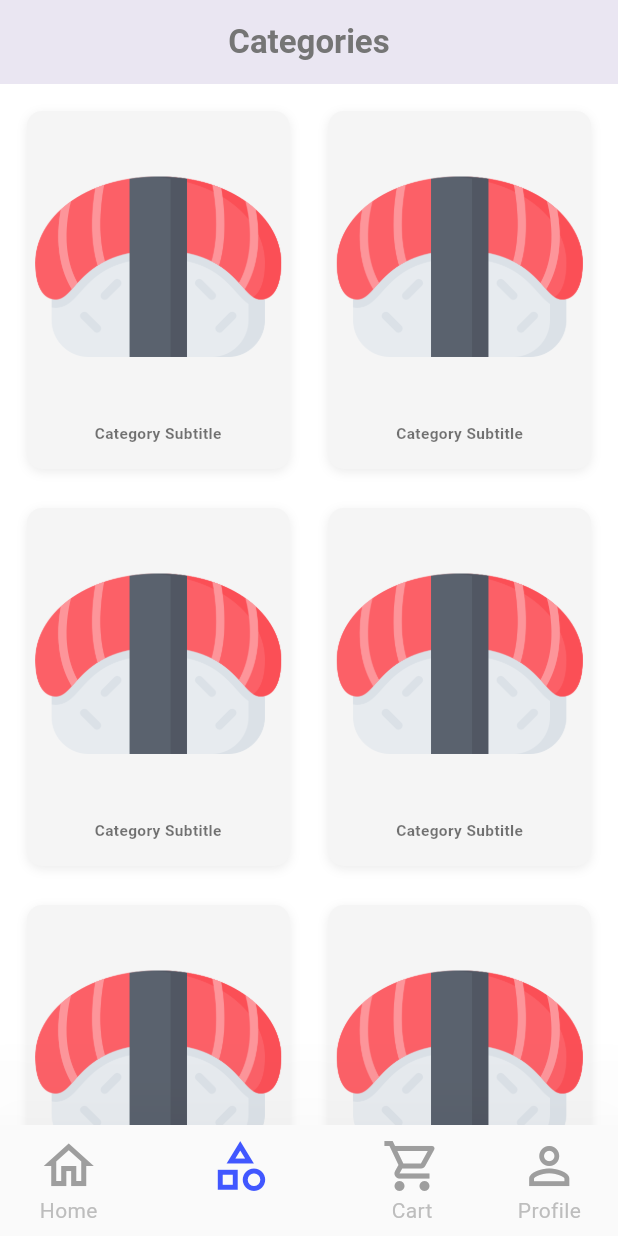
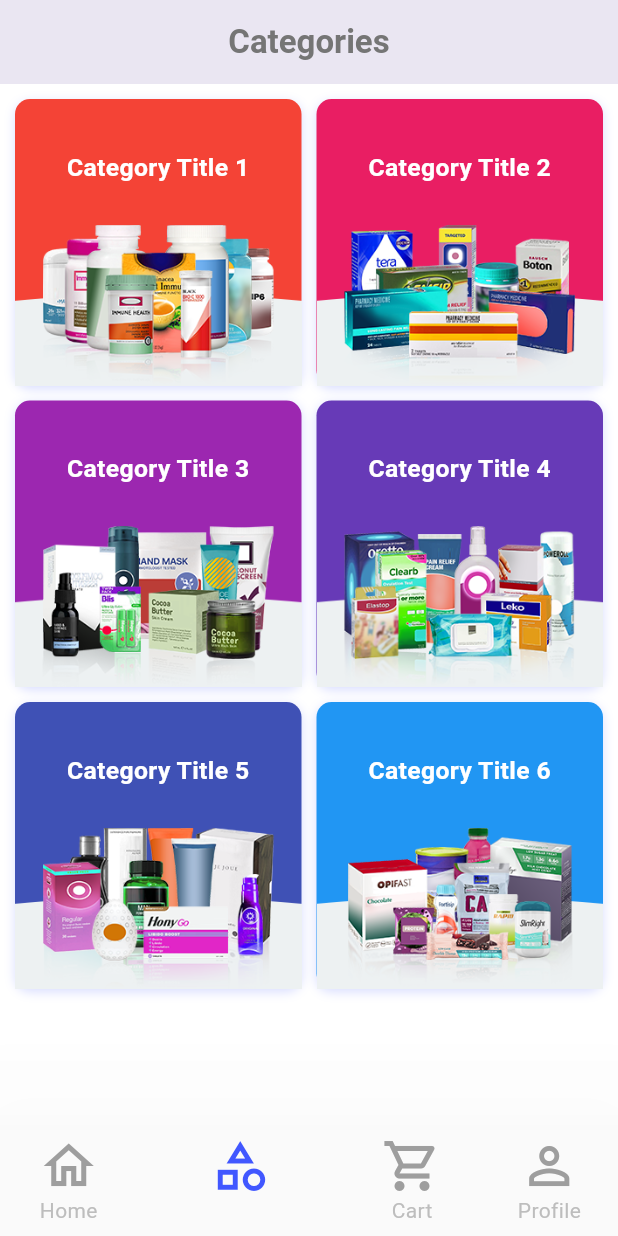
Before and after one commit to belalSoliman/primeCare, a Flutter app: the screen it shows after launch, item 2 of the bottom bar chosen, on a phone screen of 412 x 824 dp. Run offline on Flutter 3.47's test engine with Material 3 defaults, Android fonts, the phone set to English and light mode, and no system bars; our stand-ins replace shared_preferences.

Commit message:
finish category ui

```diff
--- /dev/null
+++ b/devtools_options.yaml
@@ -0,0 +1,3 @@
+description: This file stores settings for Dart & Flutter DevTools.
+documentation: https://docs.flutter.dev/tools/devtools/extensions#configure-extension-enablement-states
+extensions:
--- a/lib/screens/btn_nav_bar.dart
+++ b/lib/screens/btn_nav_bar.dart
@@ -25,7 +25,7 @@ class _BtnNavBarState extends State<BtnNavBar> {
       "title": "Shop",
     },
     {
-      "page": const CategoryScreen(),
+      "page": CategoryScreen(),
       "title": "Categories",
     },
     {
--- a/lib/screens/category_screen.dart
+++ b/lib/screens/category_screen.dart
@@ -2,7 +2,39 @@ import 'package:flutter/material.dart';
 import 'package:pharnacy_trust/widget/category_page_widgets/category_view_body.dart';
 
 class CategoryScreen extends StatelessWidget {
-  const CategoryScreen({super.key});
+  CategoryScreen({super.key});
+  List<Map<String, dynamic>> categoryList = [
+    {
+      "imageUrl": "assets/category_assets/cat-1.png",
+      "title": "Category Title 1",
+      "color": Colors.blue,
+    },
+    {
+      "imageUrl": "assets/category_assets/cat-2.png",
+      "title": "Category Title 2",
+      "color": Colors.red,
+    },
+    {
+      "imageUrl": "assets/category_assets/cat-3.png",
+      "title": "Category Title 3",
+      "color": Colors.green,
+    },
+    {
+      "imageUrl": "assets/category_assets/cat-4.png",
+      "title": "Category Title 4",
+      "color": Colors.purple,
+    },
+    {
+      "imageUrl": "assets/category_assets/cat-5.png",
+      "title": "Category Title 5",
+      "color": Colors.orange,
+    },
+    {
+      "imageUrl": "assets/category_assets/cat-6.png",
+      "title": "Category Title 6",
+      "color": Colors.pink,
+    },
+  ];
 
   @override
   Widget build(BuildContext context) {
@@ -24,15 +56,16 @@ class CategoryScreen extends StatelessWidget {
               crossAxisCount: crossAxisCount,
               crossAxisSpacing: 10,
               mainAxisSpacing: 10,
-              childAspectRatio: 0.75, // Adjust as needed to control item shape
+              childAspectRatio: 1, // Adjust as needed to control item shape
             ),
-            itemCount: 10, // Example: Number of items
+            itemCount: 6, // Example: Number of items
             itemBuilder: (BuildContext context, int index) {
-              return const CategoryViewItem(
-                imageUrl:
-                    'assets/category assets/sushi (1).png', // Replace with actual image paths
-                title: 'Category Title ',
-                subtitle: 'Category Subtitle ',
+              return CategoryViewItem(
+                // Replace with actual image paths
+                color: Colors.primaries[index % Colors.primaries.length],
+                imageUrl: categoryList[index]['imageUrl'],
+                // Replace with actual image paths
+                title: categoryList[index]['title'],
               );
             },
           );
--- a/lib/widget/btn_nav_bar_widgets/btn_nav_bar.dart
+++ b/lib/widget/btn_nav_bar_widgets/btn_nav_bar.dart
@@ -23,7 +23,7 @@ class CustomBottomNavBar extends StatelessWidget {
       selectedItemColor: isDarkTheme
           ? Colors.lightBlue.shade200
           : Theme.of(context).primaryColor,
-      unselectedItemColor: Colors.grey[400],
+      unselectedItemColor: isDarkTheme ? Colors.white : Colors.grey[400],
       type: BottomNavigationBarType.shifting,
       showSelectedLabels: false,
       showUnselectedLabels: true,
--- a/lib/widget/category_page_widgets/category_view_body.dart
+++ b/lib/widget/category_page_widgets/category_view_body.dart
@@ -3,13 +3,13 @@ import 'package:flutter/material.dart';
 class CategoryViewItem extends StatelessWidget {
   final String imageUrl;
   final String title;
-  final String subtitle;
+  final Color color;
 
   const CategoryViewItem({
     super.key,
     required this.imageUrl,
     required this.title,
-    required this.subtitle,
+    required this.color,
   });
 
   @override
@@ -17,46 +17,40 @@ class CategoryViewItem extends StatelessWidget {
     double screenWidth = MediaQuery.of(context).size.width;
 
     return Container(
-      margin: const EdgeInsets.all(8.0),
       decoration: BoxDecoration(
-        color: Colors.grey[100],
+        color: color,
         borderRadius: BorderRadius.circular(10),
         boxShadow: [
           BoxShadow(
-            color: Colors.grey.withOpacity(0.2),
+            color: Color(0xff4157FF).withOpacity(0.2),
             blurRadius: 5,
             offset: const Offset(0, 2),
           ),
         ],
       ),
       child: Column(
-        crossAxisAlignment: CrossAxisAlignment.center,
+        mainAxisAlignment: MainAxisAlignment.spaceBetween,
         children: [
-          Expanded(
-            child: ClipRRect(
-              borderRadius: BorderRadius.circular(14),
-              child: Image.asset(
-                imageUrl,
-                fit: BoxFit.contain,
-                width: double.infinity,
-              ),
-            ),
-          ),
+          SizedBox(height: screenWidth * 0.02),
           Padding(
             padding: EdgeInsets.symmetric(
               horizontal: screenWidth * 0.02, // Responsive padding
             ),
             child: Text(
-              subtitle,
+              title,
               style: TextStyle(
-                fontSize: screenWidth * 0.025, // Responsive font size
-                color: Colors.black54,
+                fontSize: screenWidth * 0.04, // Responsive font size
+                color: Colors.white,
                 fontWeight: FontWeight.bold,
               ),
               textAlign: TextAlign.center,
             ),
           ),
-          const SizedBox(height: 16),
+          Container(
+            child: Image(
+              image: AssetImage(imageUrl),
+            ),
+          ),
         ],
       ),
     );
--- a/pubspec.yaml
+++ b/pubspec.yaml
@@ -60,7 +60,8 @@ flutter:
 
   # To add assets to your application, add an assets section, like this:
   assets:
-    - assets/category assets/sushi (1).png
+    - assets/category_assets/sushi (1).png
+    - assets/category_assets/
 
   # An image asset can refer to one or more resolution-specific "variants", see
   # https://flutter.dev/to/resolution-aware-images
```
Also changed, not shown: assets/category_assets/cat-1.png (added), assets/category_assets/cat-2.png (added), assets/category_assets/cat-3.png (added), assets/category_assets/cat-4.png (added), assets/category_assets/cat-5.png (added), assets/category_assets/cat-6.png (added), assets/category_assets/sushi (1).png (renamed from assets/category assets/sushi (1).png).
